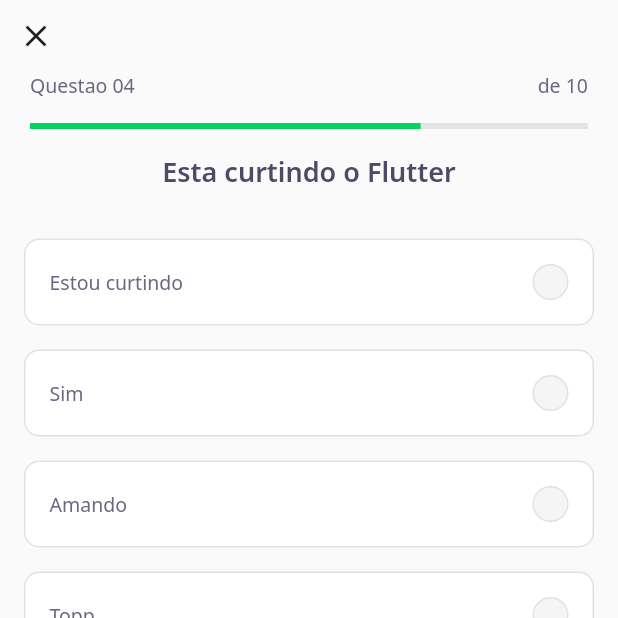
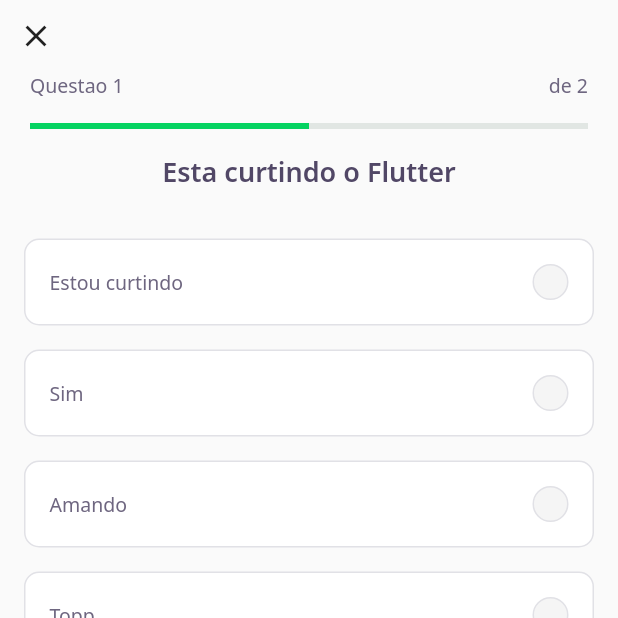
Before and after one commit to juniopereirab/DevQuiz, a Flutter app: the screen it shows after launch, after a tap on "NLW5 FLUTTER", on a phone screen of 412 x 824 dp, the top half of it. Run offline on Flutter 3.47's test engine with Material 2 defaults, Android fonts, the phone set to English and light mode, and no system bars; our stand-ins replace google_fonts; accounts and stored records are empty; network calls fail.

Commit message:
Produce Quiz controller to handle the answers states

```diff
--- /dev/null
+++ b/devquiz/lib/challenge/challenge_controller.dart
@@ -0,0 +1,7 @@
+import 'package:flutter/foundation.dart';
+
+class ChallengeController {
+  final currentPageNotifier = ValueNotifier<int>(1);
+  int get currentPage => currentPageNotifier.value;
+  set currentPage(int value) => currentPageNotifier.value = value;
+}
--- a/devquiz/lib/challenge/challenge_page.dart
+++ b/devquiz/lib/challenge/challenge_page.dart
@@ -1,3 +1,4 @@
+import 'package:devquiz/challenge/challenge_controller.dart';
 import 'package:devquiz/challenge/widgets/next_button/next_button_widget.dart';
 import 'package:devquiz/challenge/widgets/question_indicator/question_indicator_widget.dart';
 import 'package:devquiz/challenge/widgets/quiz/quiz_widget.dart';
@@ -13,6 +14,20 @@ class ChallengePage extends StatefulWidget {
 }
 
 class _ChallengePageState extends State<ChallengePage> {
+  final controller = ChallengeController();
+  final pageController = PageController();
+
+  @override
+  void initState() {
+    controller.currentPageNotifier.addListener(() {
+      setState(() {});
+    });
+    pageController.addListener(() {
+      controller.currentPage = pageController.page!.toInt() + 1;
+    });
+    super.initState();
+  }
+
   @override
   Widget build(BuildContext context) {
     return Scaffold(
@@ -27,14 +42,25 @@ class _ChallengePageState extends State<ChallengePage> {
                   onPressed: () {
                     Navigator.pop(context);
                   }),
-              QuestionIndicatorWidget(),
+              ValueListenableBuilder<int>(
+                valueListenable: controller.currentPageNotifier,
+                builder: (context, value, _) => QuestionIndicatorWidget(
+                  currentPage: value,
+                  challengeLenght: widget.questions.length,
+                ),
+              )
             ],
           ),
         ),
       ),
-      body: QuizWidget(
-        question: widget.questions[0],
-      ),
+      body: PageView(
+          physics: NeverScrollableScrollPhysics(),
+          controller: pageController,
+          children: widget.questions
+              .map(
+                (e) => QuizWidget(question: e),
+              )
+              .toList()),
       bottomNavigationBar: SafeArea(
         bottom: true,
         child: Padding(
@@ -43,7 +69,13 @@ class _ChallengePageState extends State<ChallengePage> {
             mainAxisAlignment: MainAxisAlignment.spaceAround,
             children: [
               Expanded(
-                child: NextButtonWidget.white(label: "Pular", onTap: () {}),
+                child: NextButtonWidget.white(
+                    label: "Pular",
+                    onTap: () {
+                      pageController.nextPage(
+                          duration: Duration(milliseconds: 100),
+                          curve: Curves.ease);
+                    }),
               ),
               SizedBox(width: 7),
               Expanded(
--- a/devquiz/lib/challenge/widgets/answer/answer_widget.dart
+++ b/devquiz/lib/challenge/widgets/answer/answer_widget.dart
@@ -1,34 +1,36 @@
 import 'package:devquiz/core/core.dart';
+import 'package:devquiz/shared/models/answer_model.dart';
 import 'package:flutter/material.dart';
 
 class AnswerWidget extends StatelessWidget {
-  final String title;
-  final bool isRight;
+  final AnswerModel answer;
   final bool isSelected;
-
+  final VoidCallback onTap;
   const AnswerWidget({
     Key? key,
-    required this.title,
-    this.isRight = false,
     this.isSelected = false,
+    required this.answer,
+    required this.onTap,
   }) : super(key: key);
 
   Color get _selectedColorRight =>
-      isRight ? AppColors.darkGreen : AppColors.darkRed;
+      answer.isRight ? AppColors.darkGreen : AppColors.darkRed;
   Color get _selectedBorderRight =>
-      isRight ? AppColors.lightGreen : AppColors.lightRed;
+      answer.isRight ? AppColors.lightGreen : AppColors.lightRed;
   Color get _selectedColorCardRight =>
-      isRight ? AppColors.lightGreen : AppColors.lightRed;
+      answer.isRight ? AppColors.lightGreen : AppColors.lightRed;
   Color get _selectedBorderCardRight =>
-      isRight ? AppColors.green : AppColors.red;
+      answer.isRight ? AppColors.green : AppColors.red;
   TextStyle get _selectedTextStyleRight =>
-      isRight ? AppTextStyles.bodyDarkGreen : AppTextStyles.bodyDarkRed;
-  IconData get _selectedIconRight => isRight ? Icons.check : Icons.close;
+      answer.isRight ? AppTextStyles.bodyDarkGreen : AppTextStyles.bodyDarkRed;
+  IconData get _selectedIconRight => answer.isRight ? Icons.check : Icons.close;
 
   @override
   Widget build(BuildContext context) {
     return Padding(
       padding: const EdgeInsets.symmetric(horizontal: 16, vertical: 8),
+      child: GestureDetector(
+        onTap: onTap,
         child: Container(
             padding: EdgeInsets.all(16),
             decoration: BoxDecoration(
@@ -36,7 +38,8 @@ class AnswerWidget extends StatelessWidget {
               borderRadius: BorderRadius.circular(10),
               border: Border.fromBorderSide(
                 BorderSide(
-                color: isSelected ? _selectedBorderCardRight : AppColors.border,
+                  color:
+                      isSelected ? _selectedBorderCardRight : AppColors.border,
                 ),
               ),
             ),
@@ -45,9 +48,10 @@ class AnswerWidget extends StatelessWidget {
               children: [
                 Expanded(
                   child: Text(
-                  title,
-                  style:
-                      isSelected ? _selectedTextStyleRight : AppTextStyles.body,
+                    answer.title,
+                    style: isSelected
+                        ? _selectedTextStyleRight
+                        : AppTextStyles.body,
                   ),
                 ),
                 Container(
@@ -70,6 +74,7 @@ class AnswerWidget extends StatelessWidget {
                 )
               ],
             )),
+      ),
     );
   }
 }
--- a/devquiz/lib/challenge/widgets/question_indicator/question_indicator_widget.dart
+++ b/devquiz/lib/challenge/widgets/question_indicator/question_indicator_widget.dart
@@ -3,6 +3,12 @@ import 'package:devquiz/shared/widgets/progress_indicator/progress_indicator_wid
 import 'package:flutter/material.dart';
 
 class QuestionIndicatorWidget extends StatelessWidget {
+  final int currentPage;
+  final int challengeLenght;
+
+  const QuestionIndicatorWidget(
+      {Key? key, required this.currentPage, required this.challengeLenght})
+      : super(key: key);
   @override
   Widget build(BuildContext context) {
     return Container(
@@ -14,11 +20,11 @@ class QuestionIndicatorWidget extends StatelessWidget {
               mainAxisAlignment: MainAxisAlignment.spaceBetween,
               children: [
                 Text(
-                  "Questao 04",
+                  "Questao $currentPage",
                   style: AppTextStyles.body,
                 ),
                 Text(
-                  "de 10",
+                  "de $challengeLenght",
                   style: AppTextStyles.body,
                 ),
               ],
@@ -26,7 +32,7 @@ class QuestionIndicatorWidget extends StatelessWidget {
             SizedBox(
               height: 16,
             ),
-            ProgressIndicatorWidget(value: 0.7)
+            ProgressIndicatorWidget(value: currentPage / challengeLenght)
           ],
         ),
       ),
--- /dev/null
+++ b/devquiz/lib/challenge/widgets/quiz/quiz_controller.dart
@@ -0,0 +1,3 @@
+class QuizController {
+  var indexSelected = 0;
+}
--- a/devquiz/lib/challenge/widgets/quiz/quiz_widget.dart
+++ b/devquiz/lib/challenge/widgets/quiz/quiz_widget.dart
@@ -1,30 +1,43 @@
 import 'package:devquiz/challenge/widgets/answer/answer_widget.dart';
 import 'package:devquiz/core/app_text_styles.dart';
+import 'package:devquiz/shared/models/answer_model.dart';
 import 'package:devquiz/shared/models/question_model.dart';
 import 'package:flutter/material.dart';
 
-class QuizWidget extends StatelessWidget {
+class QuizWidget extends StatefulWidget {
   final QuestionModel question;
 
   const QuizWidget({Key? key, required this.question}) : super(key: key);
+
+  @override
+  _QuizWidgetState createState() => _QuizWidgetState();
+}
+
+class _QuizWidgetState extends State<QuizWidget> {
+  int indexSelected = -1;
+
+  AnswerModel answer(int index) => widget.question.answers[index];
   @override
   Widget build(BuildContext context) {
     return Container(
       child: Column(
         children: [
           Text(
-            question.title,
+            widget.question.title,
             style: AppTextStyles.heading,
           ),
           SizedBox(
             height: 24,
           ),
-          ...question.answers.map(
-            (e) => AnswerWidget(
-              title: e.title,
-              isRight: e.isRight,
+          for (var i = 0; i < widget.question.answers.length; i++)
+            AnswerWidget(
+              answer: answer(i),
+              isSelected: indexSelected == i,
+              onTap: () {
+                indexSelected = i;
+                setState(() {});
+              },
             ),
-          ),
         ],
       ),
     );
```
Lines whose indentation alone changed are shown as unchanged.
